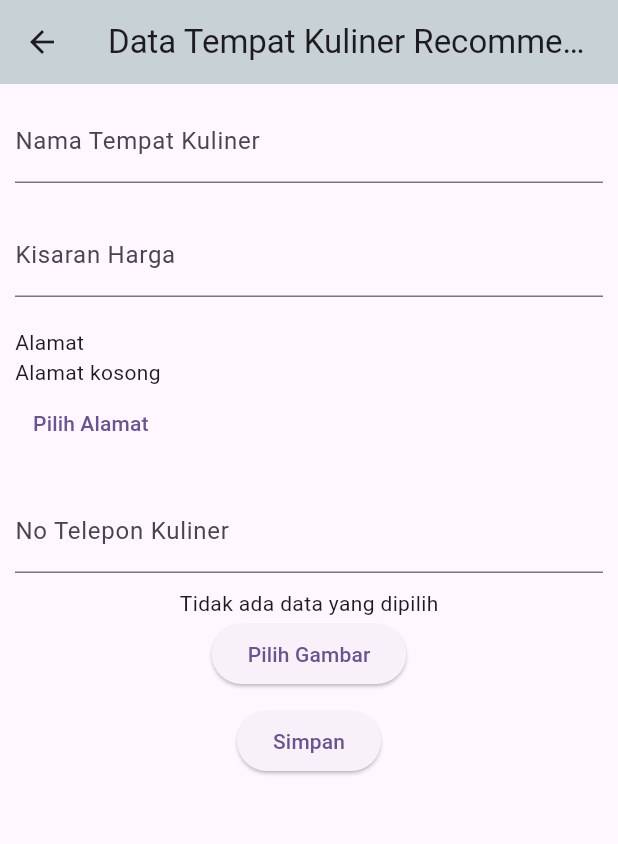
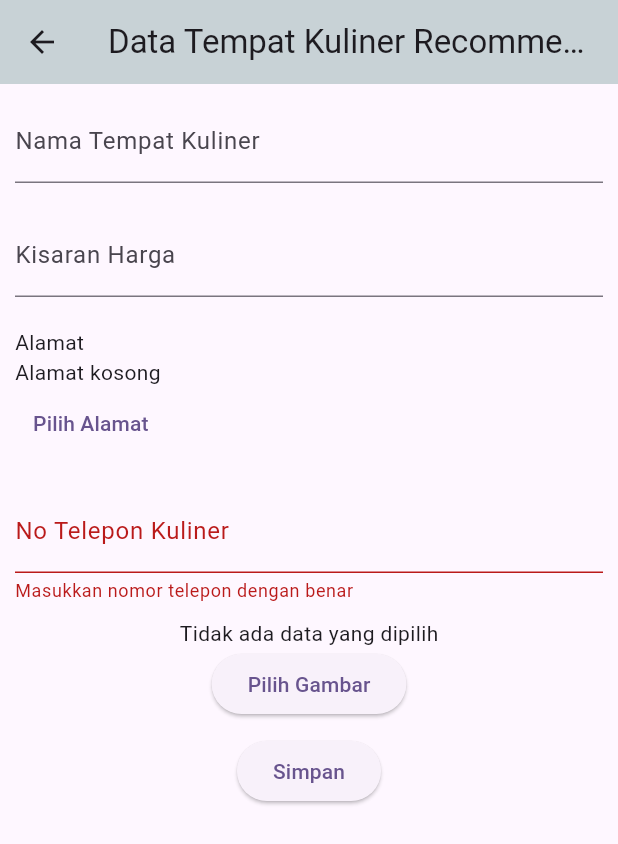
Before and after one commit to Oktaviko/ExerciseKuliner_066, a Flutter app: the FormKuliner screen opened directly, after a tap on "Simpan", on a phone screen of 412 x 824 dp. Shown: the top 844 px of the screen. Run offline on Flutter 3.47's test engine with Material 3 defaults, Android fonts, the phone set to English and light mode, and no system bars; our stand-ins replace geocoding, geolocator, google_maps_flutter, image_picker; network calls fail.

```diff
--- a/lib/screen/form_screen.dart
+++ b/lib/screen/form_screen.dart
@@ -1,5 +1,4 @@
 import 'dart:io';
-
 
 import 'package:exercise2/controller/kuliner_controller.dart';
 import 'package:exercise2/model/kuliner.dart';
@@ -59,7 +58,8 @@ class _FormKulinerState extends State<FormKuliner> {
                 margin: const EdgeInsets.all(10),
                 child: TextFormField(
                   decoration: const InputDecoration(
-                      labelText: "Nama Tempat Kuliner", hintText: "Masukkan Tempat Kuliner"),
+                      labelText: "Nama Tempat Kuliner",
+                      hintText: "Masukkan Tempat Kuliner"),
                   controller: _namatempatController,
                 ),
               ),
@@ -67,7 +67,8 @@ class _FormKulinerState extends State<FormKuliner> {
                 margin: EdgeInsets.all(10),
                 child: TextFormField(
                   decoration: InputDecoration(
-                      labelText: "Kisaran Harga", hintText: "Masukkan Kisaran Harga"),
+                      labelText: "Kisaran Harga",
+                      hintText: "Masukkan Kisaran Harga"),
                   controller: _hargaController,
                 ),
               ),
@@ -124,8 +125,17 @@ class _FormKulinerState extends State<FormKuliner> {
                 margin: EdgeInsets.all(10),
                 child: TextFormField(
                   decoration: InputDecoration(
-                      labelText: "No Telepon Kuliner", hintText: "Masukkan No Telepon Kuliner"),
+                      labelText: "No Telepon Kuliner",
+                      hintText: "Masukkan No Telepon Kuliner"),
                   controller: _noTeleponController,
+                  validator: (value) {
+                    if (value!.isEmpty) {
+                      return "Masukkan nomor telepon dengan benar";
+                    } else if (!RegExp(r'^[0-9]+$').hasMatch(value)) {
+                      return "Hanya boleh memasukkan angka";
+                    }
+                    return null;
+                  },
                 ),
               ),
               _image == null
```
